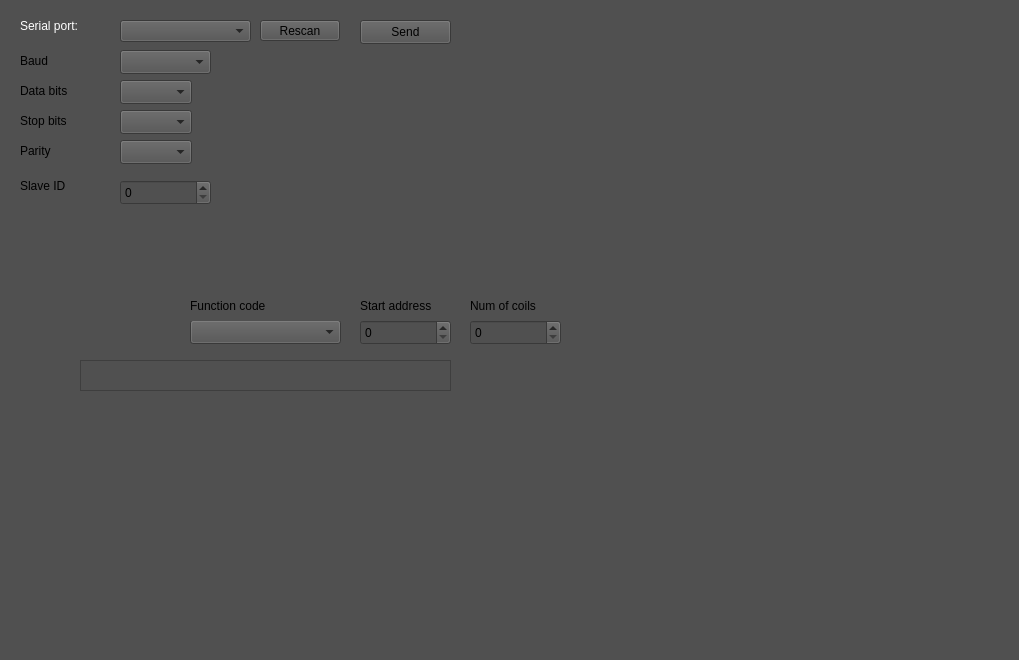
This is mainwindow.ui in VarionDrakon/UICD.Configurator as Qt 5 draws it before an edit. The edited form follows.
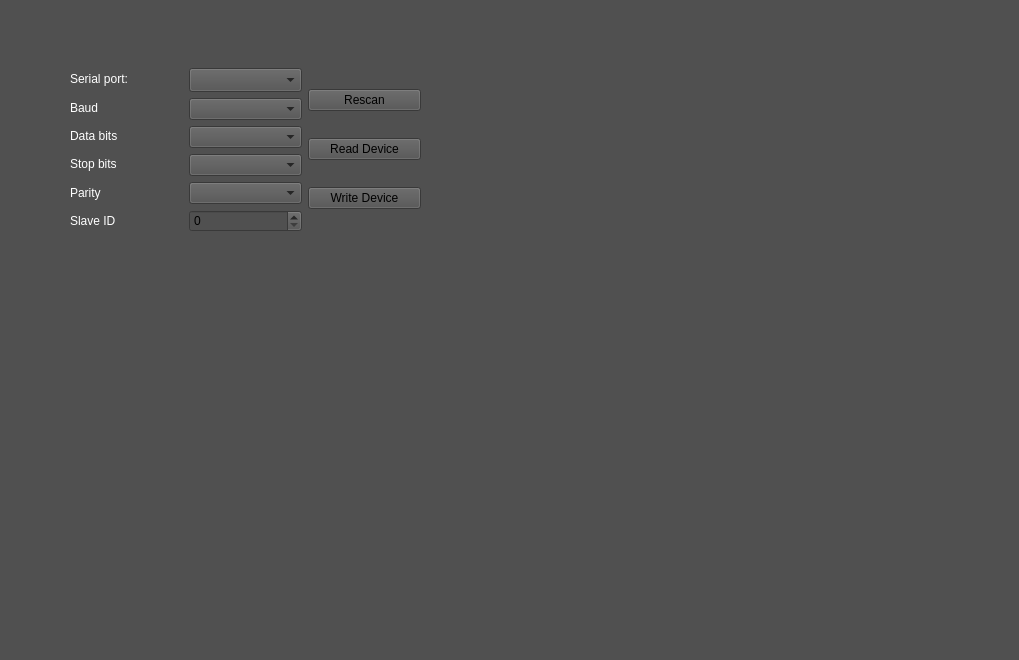
This is the edited form.

Commit message: UI/UX design update.

The edit to the form file:
```diff
--- a/mainwindow.ui
+++ b/mainwindow.ui
@@ -26,84 +26,20 @@
    <bool>false</bool>
   </property>
   <widget class="QWidget" name="centralwidget">
-   <widget class="QComboBox" name="cmbx_ListSerialPorts">
+   <widget class="QWidget" name="">
     <property name="geometry">
      <rect>
-      <x>120</x>
-      <y>20</y>
-      <width>131</width>
-      <height>22</height>
-     </rect>
-    </property>
-    <property name="styleSheet">
-     <string notr="true"/>
-    </property>
-    <property name="sizeAdjustPolicy">
-     <enum>QComboBox::AdjustToMinimumContentsLengthWithIcon</enum>
-    </property>
-   </widget>
-   <widget class="QPushButton" name="btn_scaningExistSerialPorts">
-    <property name="geometry">
-     <rect>
-      <x>260</x>
-      <y>20</y>
-      <width>80</width>
-      <height>21</height>
-     </rect>
-    </property>
-    <property name="text">
-     <string>Rescan</string>
-    </property>
-   </widget>
-   <widget class="QComboBox" name="comboBox">
-    <property name="geometry">
-     <rect>
-      <x>120</x>
+      <x>70</x>
       <y>50</y>
-      <width>91</width>
-      <height>24</height>
+      <width>351</width>
+      <height>201</height>
      </rect>
     </property>
-   </widget>
-   <widget class="QComboBox" name="comboBox_2">
-    <property name="geometry">
-     <rect>
-      <x>120</x>
-      <y>80</y>
-      <width>72</width>
-      <height>24</height>
-     </rect>
-    </property>
-   </widget>
-   <widget class="QComboBox" name="comboBox_3">
-    <property name="geometry">
-     <rect>
-      <x>120</x>
-      <y>110</y>
-      <width>72</width>
-      <height>24</height>
-     </rect>
-    </property>
-   </widget>
-   <widget class="QComboBox" name="comboBox_4">
-    <property name="geometry">
-     <rect>
-      <x>120</x>
-      <y>140</y>
-      <width>72</width>
-      <height>24</height>
-     </rect>
-    </property>
-   </widget>
+    <layout class="QGridLayout" name="grid_TableModbusConfig">
+     <item row="0" column="0">
+      <layout class="QGridLayout" name="grid_TableTextModbusConfig">
+       <item row="0" column="0">
    <widget class="QLabel" name="label">
-    <property name="geometry">
-     <rect>
-      <x>20</x>
-      <y>10</y>
-      <width>81</width>
-      <height>31</height>
-     </rect>
-    </property>
     <property name="styleSheet">
      <string notr="true">color: rgb(255, 255, 255);</string>
     </property>
@@ -111,172 +47,121 @@
      <string>Serial port:</string>
     </property>
    </widget>
+       </item>
+       <item row="1" column="0">
    <widget class="QLabel" name="label_2">
-    <property name="geometry">
-     <rect>
-      <x>20</x>
-      <y>40</y>
-      <width>71</width>
-      <height>41</height>
-     </rect>
+         <property name="styleSheet">
+          <string notr="true">color: rgb(255, 255, 255);</string>
     </property>
     <property name="text">
      <string>Baud</string>
     </property>
    </widget>
+       </item>
+       <item row="2" column="0">
    <widget class="QLabel" name="label_3">
-    <property name="geometry">
-     <rect>
-      <x>20</x>
-      <y>70</y>
-      <width>71</width>
-      <height>41</height>
-     </rect>
+         <property name="styleSheet">
+          <string notr="true">color: rgb(255, 255, 255);</string>
     </property>
     <property name="text">
      <string>Data bits</string>
     </property>
    </widget>
+       </item>
+       <item row="3" column="0">
    <widget class="QLabel" name="label_4">
-    <property name="geometry">
-     <rect>
-      <x>20</x>
-      <y>100</y>
-      <width>71</width>
-      <height>41</height>
-     </rect>
+         <property name="styleSheet">
+          <string notr="true">color: rgb(255, 255, 255);</string>
     </property>
     <property name="text">
      <string>Stop bits</string>
     </property>
    </widget>
+       </item>
+       <item row="4" column="0">
    <widget class="QLabel" name="label_5">
-    <property name="geometry">
-     <rect>
-      <x>20</x>
-      <y>130</y>
-      <width>71</width>
-      <height>41</height>
-     </rect>
+         <property name="styleSheet">
+          <string notr="true">color: rgb(255, 255, 255);</string>
     </property>
     <property name="text">
      <string>Parity</string>
     </property>
    </widget>
-   <widget class="QSpinBox" name="spinBox">
-    <property name="geometry">
-     <rect>
-      <x>120</x>
-      <y>180</y>
-      <width>91</width>
-      <height>25</height>
-     </rect>
-    </property>
-   </widget>
-   <widget class="QComboBox" name="comboBox_5">
-    <property name="geometry">
-     <rect>
-      <x>190</x>
-      <y>320</y>
-      <width>151</width>
-      <height>24</height>
-     </rect>
-    </property>
-   </widget>
-   <widget class="QSpinBox" name="spinBox_2">
-    <property name="geometry">
-     <rect>
-      <x>360</x>
-      <y>320</y>
-      <width>91</width>
-      <height>25</height>
-     </rect>
-    </property>
-   </widget>
-   <widget class="QSpinBox" name="spinBox_3">
-    <property name="geometry">
-     <rect>
-      <x>470</x>
-      <y>320</y>
-      <width>91</width>
-      <height>25</height>
-     </rect>
-    </property>
-   </widget>
+       </item>
+       <item row="5" column="0">
    <widget class="QLabel" name="label_6">
-    <property name="geometry">
-     <rect>
-      <x>20</x>
-      <y>170</y>
-      <width>81</width>
-      <height>31</height>
-     </rect>
+         <property name="styleSheet">
+          <string notr="true">color: rgb(255, 255, 255);</string>
     </property>
     <property name="text">
      <string>Slave ID</string>
     </property>
    </widget>
-   <widget class="QLabel" name="label_7">
-    <property name="geometry">
-     <rect>
-      <x>190</x>
-      <y>290</y>
-      <width>151</width>
-      <height>31</height>
-     </rect>
-    </property>
-    <property name="text">
-     <string>Function code</string>
-    </property>
-   </widget>
-   <widget class="QLabel" name="label_8">
-    <property name="geometry">
-     <rect>
-      <x>360</x>
-      <y>290</y>
-      <width>81</width>
-      <height>31</height>
-     </rect>
-    </property>
-    <property name="text">
-     <string>Start address</string>
-    </property>
-   </widget>
-   <widget class="QLabel" name="label_9">
-    <property name="geometry">
-     <rect>
-      <x>470</x>
-      <y>290</y>
-      <width>81</width>
-      <height>31</height>
-     </rect>
-    </property>
+       </item>
+      </layout>
+     </item>
+     <item row="0" column="1">
+      <layout class="QGridLayout" name="grid_TableButtonModbusConfig">
+       <item row="0" column="0">
+        <widget class="QComboBox" name="cmbx_ListSerialPorts">
+         <property name="styleSheet">
+          <string notr="true"/>
+         </property>
+         <property name="sizeAdjustPolicy">
+          <enum>QComboBox::AdjustToMinimumContentsLengthWithIcon</enum>
+         </property>
+        </widget>
+       </item>
+       <item row="1" column="0">
+        <widget class="QComboBox" name="comboBox"/>
+       </item>
+       <item row="2" column="0">
+        <widget class="QComboBox" name="comboBox_2"/>
+       </item>
+       <item row="3" column="0">
+        <widget class="QComboBox" name="comboBox_3"/>
+       </item>
+       <item row="4" column="0">
+        <widget class="QComboBox" name="comboBox_4"/>
+       </item>
+       <item row="5" column="0">
+        <widget class="QSpinBox" name="spinBox">
+         <property name="maximum">
+          <number>255</number>
+         </property>
+         <property name="stepType">
+          <enum>QAbstractSpinBox::DefaultStepType</enum>
+         </property>
+        </widget>
+       </item>
+      </layout>
+     </item>
+     <item row="0" column="2">
+      <layout class="QGridLayout" name="grid_TableRWButtonModbusConfig">
+       <item row="0" column="0">
+        <widget class="QPushButton" name="btn_scaningExistSerialPorts">
     <property name="text">
-     <string>Num of coils</string>
-    </property>
-   </widget>
-   <widget class="QTextBrowser" name="textBrowser">
-    <property name="geometry">
-     <rect>
-      <x>80</x>
-      <y>360</y>
-      <width>371</width>
-      <height>31</height>
-     </rect>
-    </property>
-   </widget>
-   <widget class="QPushButton" name="pushButton_2">
-    <property name="geometry">
-     <rect>
-      <x>360</x>
-      <y>20</y>
-      <width>91</width>
-      <height>24</height>
-     </rect>
-    </property>
+          <string>Rescan</string>
+         </property>
+        </widget>
+       </item>
+       <item row="1" column="0">
+        <widget class="QPushButton" name="btn_readChooser">
+         <property name="text">
+          <string>Read Device</string>
+         </property>
+        </widget>
+       </item>
+       <item row="2" column="0">
+        <widget class="QPushButton" name="pushButton_3">
     <property name="text">
-     <string>Send</string>
-    </property>
+          <string>Write Device</string>
+         </property>
+        </widget>
+       </item>
+      </layout>
+     </item>
+    </layout>
    </widget>
   </widget>
   <widget class="QMenuBar" name="menubar">
```
Lines whose indentation alone changed are shown as unchanged. The commit also changes 1 other file.
